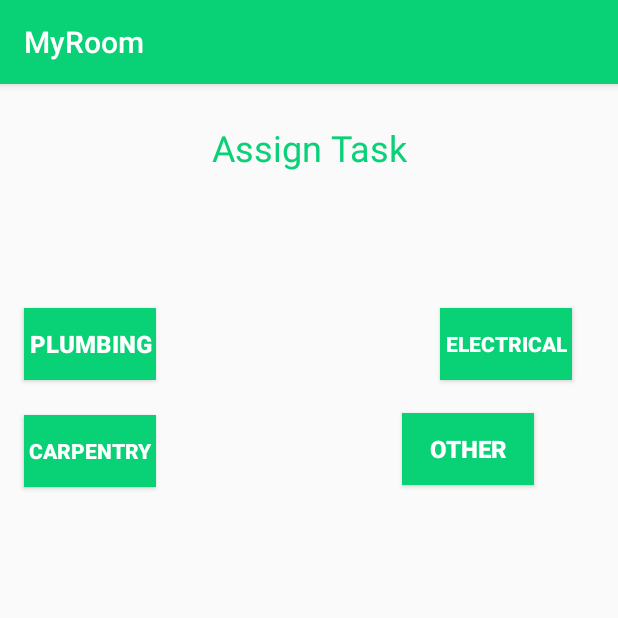
After one commit to nsai500/MyRoom, an Android app: the AssignActivity screen opened directly, with no data from a screen before it, on a phone screen of 412 x 824 dp, the top half of it. The commit adds this screen. Run offline under Robolectric (Android 15) with nearby library versions, the phone set to English and light mode, and no system bars.

Commit message:
Few Changes3.

```diff
--- a/app/build.gradle
+++ b/app/build.gradle
@@ -27,5 +27,6 @@ dependencies {
     compile 'com.android.support:appcompat-v7:25.3.0'
     compile 'com.android.support.constraint:constraint-layout:1.0.2'
     compile 'com.android.support:design:25.3.0'
+    compile 'com.github.clans:fab:1.6.2'
     testCompile 'junit:junit:4.12'
 }
--- a/app/src/main/AndroidManifest.xml
+++ b/app/src/main/AndroidManifest.xml
@@ -47,6 +47,7 @@
                 android:name="android.support.PARENT_ACTIVITY"
                 android:value="sai.myroom.adminActivity" />
         </activity>
+        <activity android:name=".AssignActivity"></activity>
     </application>
 
 </manifest>
--- /dev/null
+++ b/app/src/main/java/sai/myroom/AssignActivity.java
@@ -0,0 +1,27 @@
+package sai.myroom;
+
+import android.content.Intent;
+import android.support.v7.app.AppCompatActivity;
+import android.os.Bundle;
+import android.view.View;
+import android.widget.Toast;
+
+public class AssignActivity extends AppCompatActivity {
+
+    @Override
+    protected void onCreate(Bundle savedInstanceState) {
+        super.onCreate(savedInstanceState);
+        setContentView(R.layout.activity_assign);
+    }
+
+    public void assignTask(View view){
+
+        Toast.makeText(getApplicationContext(),"Task Assigned",Toast.LENGTH_LONG).show();
+
+        Intent intent = new Intent(getApplicationContext(),adminActivity.class);
+
+        startActivity(intent);
+
+    }
+
+}
--- a/app/src/main/java/sai/myroom/studentLoginActivity.java
+++ b/app/src/main/java/sai/myroom/studentLoginActivity.java
@@ -42,10 +42,9 @@ public class studentLoginActivity extends AppCompatActivity {
 
                 int emailIDIndex = c.getColumnIndex("emailID");
                 int passwordIndex = c.getColumnIndex("password");
+                int roomIndex = c.getColumnIndex("roomNo");
 
                 c.moveToFirst();
-
-                Log.i("cjebjvrb","vjrbvjrbf");
 
                 while (!c.isAfterLast()) {
 
@@ -57,6 +56,8 @@ public class studentLoginActivity extends AppCompatActivity {
                         Intent i10 = new Intent(getApplicationContext(),studentActivity.class);
 
                         Toast.makeText(getApplicationContext(),"Login Successful!",Toast.LENGTH_LONG).show();
+
+                        i10.putExtra("roomNo",Integer.toString(c.getInt(roomIndex)));
 
                         i10.putExtra("emailID", emailID);
 
--- a/app/src/main/java/sai/myroom/studentRegister.java
+++ b/app/src/main/java/sai/myroom/studentRegister.java
@@ -94,6 +94,10 @@ public class studentRegister extends AppCompatActivity {
 
             Intent i5 = new Intent(getApplicationContext(),studentActivity.class);
 
+            i5.putExtra("emailID",studentemailID);
+
+            i5.putExtra("roomNo",studentroomNo);
+
             Toast.makeText(getApplicationContext(),"Registered Successfully!",Toast.LENGTH_LONG).show();
 
             startActivity(i5);
--- /dev/null
+++ b/app/src/main/res/layout/activity_assign.xml
@@ -0,0 +1,100 @@
+<?xml version="1.0" encoding="utf-8"?>
+<android.support.constraint.ConstraintLayout xmlns:android="http://schemas.android.com/apk/res/android"
+    xmlns:app="http://schemas.android.com/apk/res-auto"
+    xmlns:tools="http://schemas.android.com/tools"
+    android:layout_width="match_parent"
+    android:layout_height="match_parent"
+    tools:context="sai.myroom.AssignActivity">
+
+    <TextView
+        android:id="@+id/textView9"
+        android:layout_width="wrap_content"
+        android:layout_height="wrap_content"
+        android:layout_marginLeft="8dp"
+        android:layout_marginRight="8dp"
+        android:layout_marginTop="26dp"
+        android:text="Assign Task"
+        android:textColor="@color/colorPrimaryDark"
+        android:textSize="24sp"
+        app:layout_constraintLeft_toLeftOf="parent"
+        app:layout_constraintRight_toRightOf="parent"
+        app:layout_constraintTop_toTopOf="parent"
+        android:layout_marginStart="8dp"
+        android:layout_marginEnd="8dp"
+        app:layout_constraintBottom_toBottomOf="parent"
+        app:layout_constraintHorizontal_bias="0.502"
+        android:layout_marginBottom="8dp"
+        app:layout_constraintVertical_bias="0.0" />
+
+    <Button
+        android:id="@+id/button13"
+        android:layout_width="wrap_content"
+        android:layout_height="wrap_content"
+        android:background="@color/colorPrimary"
+        android:onClick="assignTask"
+        android:text="Plumbing"
+        android:textColor="@color/colorAccent"
+        android:textSize="16sp"
+        android:textStyle="bold"
+        app:layout_constraintTop_toTopOf="parent"
+        android:layout_marginTop="149dp"
+        android:layout_marginLeft="16dp"
+        app:layout_constraintLeft_toLeftOf="parent" />
+
+    <Button
+        android:id="@+id/button15"
+        android:layout_width="wrap_content"
+        android:layout_height="wrap_content"
+        android:background="@color/colorPrimary"
+        android:onClick="assignTask"
+        android:text="Carpentry"
+        android:textColor="@color/colorAccent"
+        android:textSize="14sp"
+        android:textStyle="bold"
+        app:layout_constraintTop_toTopOf="@+id/button13"
+        android:layout_marginTop="69dp"
+        android:layout_marginLeft="16dp"
+        app:layout_constraintLeft_toLeftOf="parent"
+        app:layout_constraintBottom_toBottomOf="parent"
+        android:layout_marginBottom="8dp"
+        app:layout_constraintVertical_bias="0.004" />
+
+    <Button
+        android:id="@+id/button16"
+        android:layout_width="wrap_content"
+        android:layout_height="wrap_content"
+        android:layout_marginLeft="8dp"
+        android:layout_marginRight="28dp"
+        android:layout_marginTop="149dp"
+        android:background="@color/colorPrimary"
+        android:onClick="assignTask"
+        android:text="Electrical"
+        android:textColor="@color/colorAccent"
+        android:textStyle="bold"
+        app:layout_constraintHorizontal_bias="0.991"
+        app:layout_constraintLeft_toLeftOf="@+id/button13"
+        app:layout_constraintRight_toRightOf="parent"
+        app:layout_constraintTop_toTopOf="parent" />
+
+    <Button
+        android:id="@+id/button17"
+        android:layout_width="wrap_content"
+        android:layout_height="wrap_content"
+        android:layout_marginBottom="8dp"
+        android:layout_marginLeft="252dp"
+        android:layout_marginRight="8dp"
+        android:layout_marginTop="70dp"
+        android:background="@color/colorPrimary"
+        android:onClick="assignTask"
+        android:text="Other"
+        android:textColor="@color/colorAccent"
+        android:textSize="16sp"
+        android:textStyle="bold"
+        app:layout_constraintBottom_toBottomOf="parent"
+        app:layout_constraintHorizontal_bias="0.0"
+        app:layout_constraintLeft_toLeftOf="@+id/button15"
+        app:layout_constraintRight_toRightOf="parent"
+        app:layout_constraintTop_toTopOf="@+id/button16"
+        app:layout_constraintVertical_bias="0.0" />
+
+</android.support.constraint.ConstraintLayout>
```
Also changed, not shown: app/src/main/java/sai/myroom/studentActivity.java (+15 -1 lines), app/src/main/res/layout/activity_student.xml (+56 -16 lines), app/src/main/res/drawable/background1.jpg (deleted), app/src/main/res/drawable/ic_assignment_turned_in_black_24dp.png (added).
